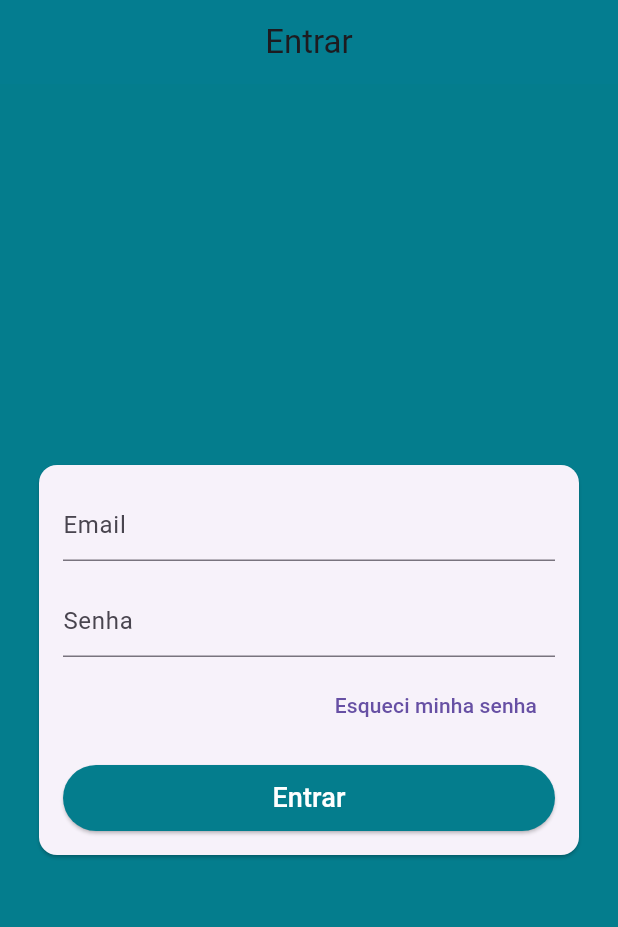
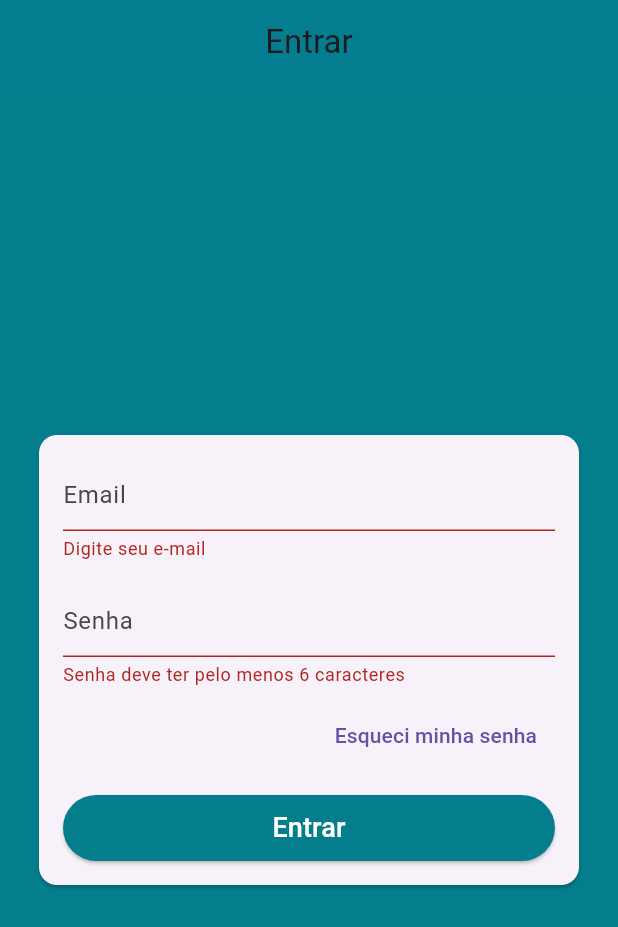
Before and after one commit to 22moschen/loja_virtual_pro, a Flutter app: the screen it shows after launch, after a tap on "Entrar", on a phone screen of 412 x 824 dp. Shown: the top 927 px of the screen. Run offline on Flutter 3.47's test engine with Material 3 defaults, Android fonts, the phone set to English and light mode, and no system bars; our stand-ins replace firebase_auth, firebase_core; accounts and stored records are empty.

Commit message:
Realizando Login

```diff
--- a/lib/main.dart
+++ b/lib/main.dart
@@ -1,7 +1,15 @@
 import 'package:flutter/material.dart';
+import 'package:loja_virtual_pro/models/user_manager.dart';
 import 'package:loja_virtual_pro/screens/base/base_screen.dart';
+import 'package:provider/provider.dart';
+import 'package:firebase_core/firebase_core.dart';
+import 'firebase_options.dart';
 
-void main() {
+void main() async {
+  WidgetsFlutterBinding.ensureInitialized();
+  await Firebase.initializeApp(
+    options: DefaultFirebaseOptions.currentPlatform,
+  );
   runApp(MyApp());
 }
 
@@ -10,7 +18,10 @@ class MyApp extends StatelessWidget {
 
   @override
   Widget build(BuildContext context) {
-    return MaterialApp(
+    return Provider(
+      create: (_) => UserManager(),
+
+      child: MaterialApp(
         title: 'Moschen Tecnologia',
         debugShowCheckedModeBanner: false,
         theme: ThemeData(
@@ -18,11 +29,12 @@ class MyApp extends StatelessWidget {
           scaffoldBackgroundColor: const Color.fromARGB(255, 4, 125, 141),
           appBarTheme: const AppBarTheme(
             backgroundColor: Color.fromARGB(255, 4, 125, 144),
-          elevation: 0
+            elevation: 0,
           ),
           visualDensity: VisualDensity.adaptivePlatformDensity,
         ),
         home: BaseScreen(), // Adicione const se BaseScreen for imutável
+      ),
     );
   }
 }
--- /dev/null
+++ b/lib/models/user.dart
@@ -0,0 +1,6 @@
+class User {
+  User({required this.email, required this.password});
+
+  final String email;
+  final String password;
+}
--- a/lib/screens/login/login_screen.dart
+++ b/lib/screens/login/login_screen.dart
@@ -1,28 +1,56 @@
+//import 'package:firebase_auth/firebase_auth.dart';
+import 'package:loja_virtual_pro/models/user.dart' as app_user;
+import 'package:loja_virtual_pro/models/user_manager.dart';
+import 'package:provider/provider.dart';
 import 'package:flutter/material.dart';
+// Remova imports não utilizados, por exemplo, 'validators.dart' se não for usado.
 
 class LoginScreen extends StatelessWidget {
-  const LoginScreen({super.key}); // Remover o corpo
+  // Remova a palavra-chave "const" do construtor para poder instanciar controladores.
+  LoginScreen({super.key});
+
+  final TextEditingController emailController = TextEditingController();
+  final TextEditingController passwordController = TextEditingController();
+  final GlobalKey<FormState> formkey = GlobalKey<FormState>();
+
+  bool emailValid(String email) {
+    final RegExp regex = RegExp(
+      r'^[a-zA-Z0-9._%+-]+@[a-zA-Z0-9.-]+\.[a-zA-Z]{2,}$',
+    );
+    return regex.hasMatch(email);
+  }
+
   @override
   Widget build(BuildContext context) {
     return Scaffold(
-      appBar: AppBar(title: Text('Entrar'), centerTitle: true),
+      appBar: AppBar(title: const Text('Entrar'), centerTitle: true),
       body: Center(
         child: Card(
           margin: const EdgeInsets.symmetric(horizontal: 26),
+          child: Form(
+            key: formkey,
             child: ListView(
               padding: const EdgeInsets.all(16),
               shrinkWrap: true,
               children: <Widget>[
                 TextFormField(
-                decoration: InputDecoration(hintText: 'Email'),
+                  controller: emailController,
+                  decoration: const InputDecoration(hintText: 'Email'),
                   keyboardType: TextInputType.emailAddress,
                   autocorrect: false,
                   validator: (email) {
+                    if (email == null || email.isEmpty) {
+                      return 'Digite seu e-mail';
+                    }
+                    if (!emailValid(email)) {
+                      return 'E-mail inválido';
+                    }
                     return null;
                   },
                 ),
                 const SizedBox(height: 16),
                 TextFormField(
+                  controller: passwordController,
                   decoration: const InputDecoration(hintText: 'Senha'),
                   autocorrect: false,
                   obscureText: true,
@@ -43,26 +71,32 @@ class LoginScreen extends StatelessWidget {
                     ),
                   ),
                 ),
-              const SizedBox(height: 16,),
+                const SizedBox(height: 16),
                 SizedBox(
                   height: 44,
                   child: ElevatedButton(
-                  onPressed: () {},
+                    onPressed: () {
+                      if (formkey.currentState?.validate() ?? false) {
+                        context.read<UserManager>().singIn(
+                          app_user.User(
+                            email: emailController.text,
+                            password: passwordController.text,
+                          ),
+                        );
+                      }
+                    },
                     style: ElevatedButton.styleFrom(
                       backgroundColor: Theme.of(context).primaryColor,
                       foregroundColor: Colors.white,
                     ),
-                  child: const Text(
-                    'Entrar',
-                    style: TextStyle(fontSize: 18),
-                  ),
-
+                    child: const Text('Entrar', style: TextStyle(fontSize: 18)),
                   ),
                 ),
               ],
             ),
           ),
         ),
+      ),
     );
   }
 }
```
Also changed, not shown: lib/helpers/validators.dart (+3 -5 lines), lib/models/user_manager.dart (added, +20 -0 lines). Lines whose indentation alone changed are shown as unchanged.
